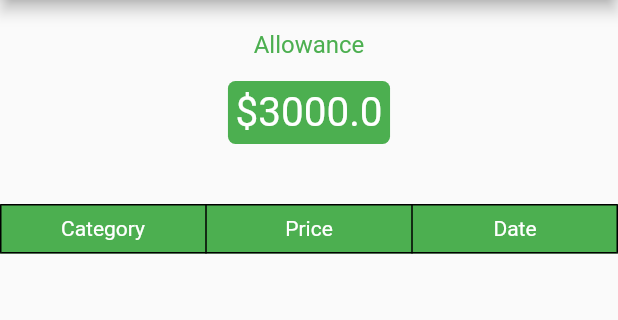
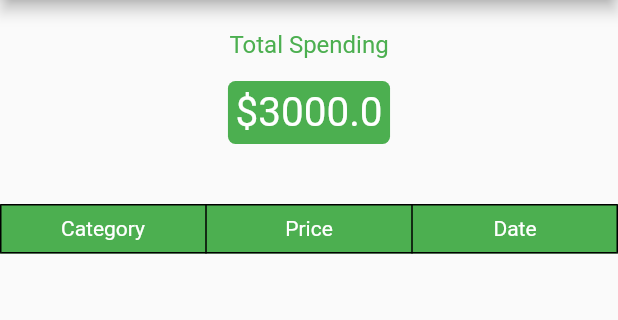
Before and after one commit to Moethantko/expenses_tracker, a Flutter app: the screen it shows after launch, on a phone screen of 412 x 824 dp, the part 84-404 px from its top. Run offline on Flutter 3.47's test engine with Material 2 defaults, Android fonts, the phone set to English and light mode, and no system bars; our stand-ins replace cloud_firestore, firebase_core, rflutter_alert; accounts and stored records are empty.

Commit message:
retried year and month seperately from date field and store it in the firebase with the purpose of filtering the expense table based on selected year and month

```diff
--- a/lib/components/expenses_table.dart
+++ b/lib/components/expenses_table.dart
@@ -4,14 +4,6 @@ import 'package:cloud_firestore/cloud_firestore.dart';
 
 class ExpensesTable extends StatelessWidget {
   const ExpensesTable({Key? key}) : super(key: key);
-
-  /*void expensesDataStream () async {
-    await for (var snapshot in FirebaseFirestore.instance.collection('expenses').snapshots()) {
-      for (var expense in snapshot.docs) {
-        print(expense.data());
-      }
-    }
-  }*/
 
   @override
   Widget build(BuildContext context) {
--- a/lib/main.dart
+++ b/lib/main.dart
@@ -22,7 +22,6 @@ class MyApp extends StatelessWidget {
         future: _fbApp,
         builder: (context, snapshot) {
           if (snapshot.hasError) {
-            print("You have an error!!");
             return const Text("Something went wrong.");
           } else if (snapshot.hasData){
             return HomeScreen(title: "Expenses Tracker");
--- a/lib/screens/home.dart
+++ b/lib/screens/home.dart
@@ -18,17 +18,17 @@ class _HomeScreen extends State<HomeScreen> {
       appBar: AppBar(
         title: Text(
           widget.title,
-          style: TextStyle(color: Colors.white),
+          style: const TextStyle(color: Colors.white),
         ),
       ),
       body: Column(
         children: [
           Center(
             child: Container(
-                margin: EdgeInsets.only(top: 20.0),
+                margin: const EdgeInsets.only(top: 20.0),
                 alignment: Alignment.center,
-                child: Text(
-                  "Allowance",
+                child: const Text(
+                  "Total Spending",
                   style: TextStyle(
                     fontSize: 16,
                     color: Colors.green,
@@ -38,15 +38,15 @@ class _HomeScreen extends State<HomeScreen> {
           ),
           Center(
             child: Container(
-              padding: EdgeInsets.all(5),
-              margin: EdgeInsets.only(top: 15.0),
+              padding: const EdgeInsets.all(5),
+              margin: const EdgeInsets.only(top: 15.0),
               decoration: BoxDecoration(
                   color: Colors.green,
                   borderRadius: BorderRadius.circular(5)
               ),
               child: Text(
-                new String.fromCharCodes(new Runes('\u0024')) + "3000.0",
-                style: TextStyle(
+                "${String.fromCharCodes(Runes('\u0024'))}3000.0",
+                style: const TextStyle(
                   fontSize: 27,
                   color: Colors.white,
                 ),
```
Also changed, not shown: lib/components/add_expense_form.dart (+7 -3 lines), lib/helpers/dateHelper.dart (added, +43 -0 lines).
